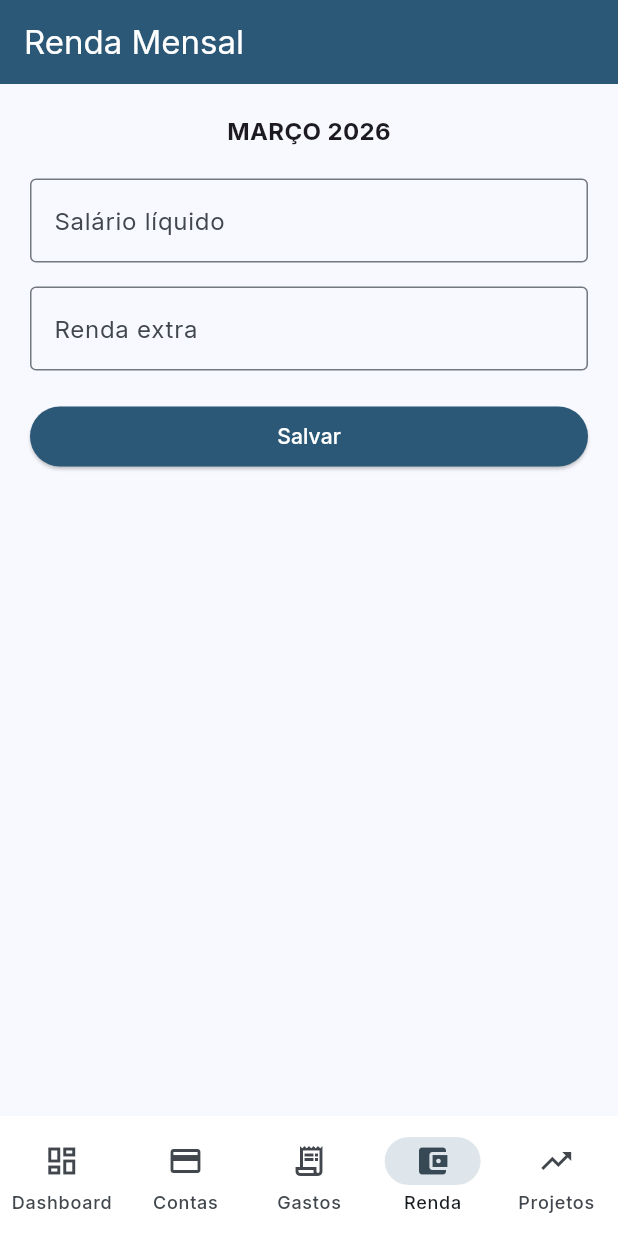
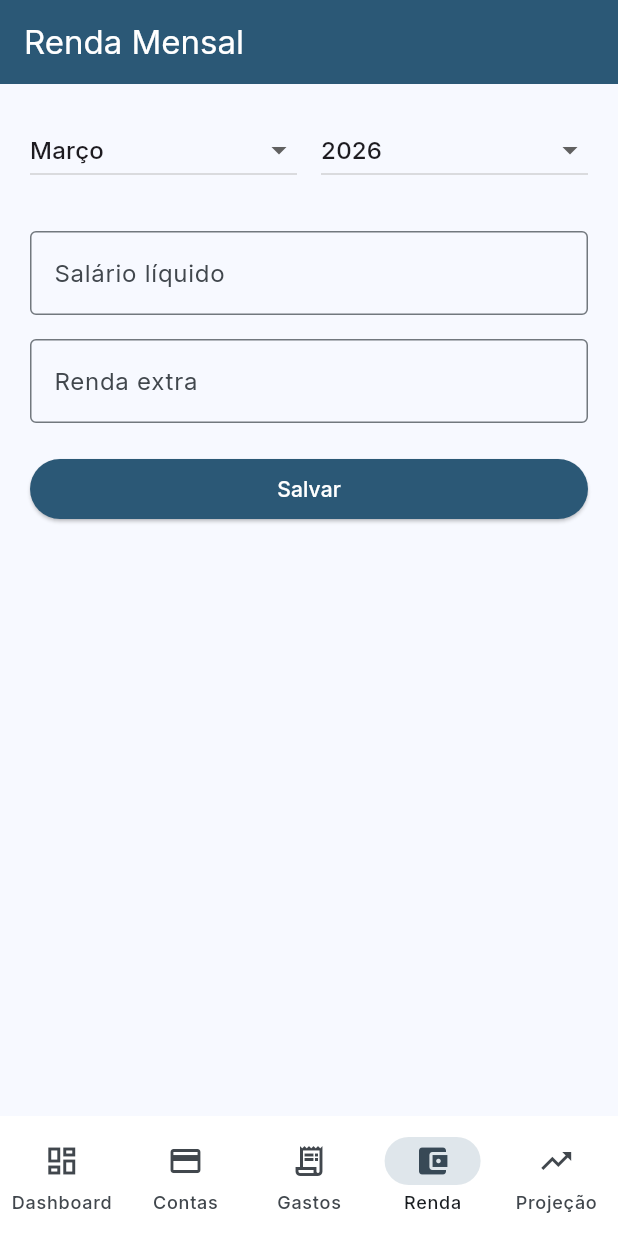
Before and after one commit to AndersonLeoni/finance_app, a Flutter app: the screen it shows after launch, item 4 of the bottom bar chosen, after a tap on "Salvar", on a phone screen of 412 x 824 dp. Run offline on Flutter 3.47's test engine with Material 3 defaults, Android fonts, the phone set to English and light mode, and no system bars; our stand-ins replace google_fonts, shared_preferences.

Commit message:
feat: add projection feature with projection screen and service, update dashboard and income screens

```diff
--- a/lib/main.dart
+++ b/lib/main.dart
@@ -6,7 +6,7 @@ import 'screens/dashboard/dashboard_screen.dart';
 import 'screens/accounts/accounts_screen.dart';
 import 'screens/variable_expenses/variable_expenses_screen.dart';
 import 'screens/income/income_screen.dart';
-import 'screens/investments/investments_screen.dart';
+import 'screens/projection/projection_screen.dart';
 
 void main() async {
   WidgetsFlutterBinding.ensureInitialized();
@@ -27,7 +27,9 @@ class FinanceApp extends StatelessWidget {
         GlobalWidgetsLocalizations.delegate,
         GlobalCupertinoLocalizations.delegate,
       ],
-      supportedLocales: const [Locale('pt', 'BR')],
+      supportedLocales: const [
+        Locale('pt', 'BR'),
+      ],
       locale: const Locale('pt', 'BR'),
       theme: ThemeData(
         colorScheme: ColorScheme.fromSeed(
@@ -58,7 +60,7 @@ class _MainScreenState extends State<MainScreen> {
     AccountsScreen(),
     VariableExpensesScreen(),
     IncomeScreen(),
-    InvestmentsScreen(),
+    ProjectionScreen(),
   ];
 
   final List<NavigationDestination> _destinations = const [
@@ -85,7 +87,7 @@ class _MainScreenState extends State<MainScreen> {
     NavigationDestination(
       icon: Icon(Icons.trending_up_outlined),
       selectedIcon: Icon(Icons.trending_up),
-      label: 'Projetos',
+      label: 'Projeção',
     ),
   ];
 
--- /dev/null
+++ b/lib/models/projection_month.dart
@@ -0,0 +1,15 @@
+class ProjectionMonth {
+  final int month;
+  final int year;
+  final double expenses;
+  final double income;
+  final double balance;
+
+  ProjectionMonth({
+    required this.month,
+    required this.year,
+    required this.expenses,
+    required this.income,
+    required this.balance,
+  });
+}
--- a/lib/screens/dashboard/dashboard_screen.dart
+++ b/lib/screens/dashboard/dashboard_screen.dart
@@ -1,10 +1,11 @@
 import 'package:flutter/material.dart';
 import 'package:intl/intl.dart';
 import '../../models/expense.dart';
-import '../../models/income.dart';
 import '../../services/expense_service.dart';
 import '../../services/income_service.dart';
 import '../../services/variable_expense_service.dart';
+import '../../services/projection_service.dart';
+import '../../models/projection_month.dart';
 
 class DashboardScreen extends StatefulWidget {
   const DashboardScreen({super.key});
@@ -17,13 +18,19 @@ class _DashboardScreenState extends State<DashboardScreen> {
   final ExpenseService _expenseService = ExpenseService();
   final IncomeService _incomeService = IncomeService();
   final VariableExpenseService _variableService = VariableExpenseService();
+  final ProjectionService _projectionService = ProjectionService();
 
   final _currency = NumberFormat.currency(locale: 'pt_BR', symbol: 'R\$');
 
   double _totalExpenses = 0;
   double _income = 0;
   double _balance = 0;
+  double _variableTotal = 0;
   int _activeInstallments = 0;
+
+  ProjectionMonth? _nextMonth;
+  ProjectionMonth? _in6Months;
+  ProjectionMonth? _in12Months;
 
   bool _loading = true;
 
@@ -35,37 +42,36 @@ class _DashboardScreenState extends State<DashboardScreen> {
 
   Future<void> _loadData() async {
     final expenses = await _expenseService.loadExpenses();
-
     final now = DateTime.now();
-
-    final incomeData = await _incomeService.getIncomeForMonth(
-      now.month,
-      now.year,
-    );
+    final incomeData = await _incomeService.getIncomeForMonth(now.month, now.year);
 
     double total = 0;
     int installments = 0;
 
     for (Expense e in expenses) {
-      if (e.isActive) {
-        total += e.value;
-      }
-
-      if (e.type == ExpenseType.installment && !e.isCompleted) {
-        installments++;
-      }
+      if (e.isActive) total += e.value;
+      if (e.type == ExpenseType.installment && !e.isCompleted) installments++;
     }
 
-    final variableTotal = await _variableService.getTotalCurrentMonth();
-    total += variableTotal;
+    final varTotal = await _variableService.getTotalCurrentMonth();
+    total += varTotal;
 
-    double salary = incomeData?.total ?? 0;
+    final income = incomeData?.total ?? 0;
+
+    final projection = _projectionService.simulate(
+      expenses: expenses,
+      income: income,
+    );
 
     setState(() {
       _totalExpenses = total;
-      _income = salary;
-      _balance = salary - total;
+      _income = income;
+      _balance = income - total;
+      _variableTotal = varTotal;
       _activeInstallments = installments;
+      _nextMonth = projection.length > 1 ? projection[1] : null;
+      _in6Months = projection.length > 6 ? projection[6] : null;
+      _in12Months = projection.length > 12 ? projection[12] : null;
       _loading = false;
     });
   }
@@ -75,7 +81,7 @@ class _DashboardScreenState extends State<DashboardScreen> {
       elevation: 2,
       shape: RoundedRectangleBorder(borderRadius: BorderRadius.circular(12)),
       child: Padding(
-        padding: const EdgeInsets.all(18),
+        padding: const EdgeInsets.all(16),
         child: Row(
           children: [
             CircleAvatar(
@@ -107,48 +113,113 @@ class _DashboardScreenState extends State<DashboardScreen> {
     );
   }
 
+  Widget _projectionCard(String label, ProjectionMonth? month) {
+    if (month == null) return const SizedBox.shrink();
+
+    final isPositive = month.balance >= 0;
+
+    return Card(
+      elevation: 1,
+      shape: RoundedRectangleBorder(borderRadius: BorderRadius.circular(12)),
+      child: Padding(
+        padding: const EdgeInsets.symmetric(horizontal: 16, vertical: 12),
+        child: Row(
+          mainAxisAlignment: MainAxisAlignment.spaceBetween,
+          children: [
+            Text(label, style: const TextStyle(color: Colors.grey, fontSize: 13)),
+            Text(
+              _currency.format(month.balance),
+              style: TextStyle(
+                fontWeight: FontWeight.bold,
+                fontSize: 16,
+                color: isPositive ? Colors.green : Colors.red,
+              ),
+            ),
+          ],
+        ),
+      ),
+    );
+  }
+
   @override
   Widget build(BuildContext context) {
     if (_loading) {
-      return const Center(child: CircularProgressIndicator());
+      return const Scaffold(
+        body: Center(child: CircularProgressIndicator()),
+      );
     }
 
     return Scaffold(
       appBar: AppBar(
-        title: const Text("Dashboard Financeiro"),
+        title: const Text('Dashboard Financeiro'),
         backgroundColor: const Color(0xFF2B5876),
         foregroundColor: Colors.white,
       ),
-      body: Padding(
-        padding: const EdgeInsets.all(16),
-        child: Column(
+      body: RefreshIndicator(
+        onRefresh: _loadData,
+        child: ListView(
+          padding: const EdgeInsets.all(16),
           children: [
-            _card(
-              "Renda do mês",
-              _currency.format(_income),
-              Icons.account_balance_wallet,
-              Colors.green,
+
+            const Text(
+              'MÊS ATUAL',
+              style: TextStyle(
+                fontSize: 12,
+                fontWeight: FontWeight.bold,
+                color: Colors.grey,
+                letterSpacing: 1.2,
+              ),
             ),
-            const SizedBox(height: 12),
-            _card(
-              "Contas mensais",
-              _currency.format(_totalExpenses),
-              Icons.credit_card,
-              Colors.red,
+
+            const SizedBox(height: 8),
+
+            _card('Renda do mês', _currency.format(_income),
+                Icons.account_balance_wallet, Colors.green),
+            const SizedBox(height: 8),
+
+            _card('Contas fixas + parcelas',
+                _currency.format(_totalExpenses - _variableTotal),
+                Icons.credit_card, Colors.red),
+            const SizedBox(height: 8),
+
+            _card('Gastos variáveis', _currency.format(_variableTotal),
+                Icons.receipt_long, Colors.orange),
+            const SizedBox(height: 8),
+
+            _card('Saldo livre', _currency.format(_balance),
+                Icons.trending_up,
+                _balance >= 0 ? Colors.blue : Colors.red),
+            const SizedBox(height: 8),
+
+            _card('Parcelas ativas', _activeInstallments.toString(),
+                Icons.payments, Colors.purple),
+
+            const SizedBox(height: 24),
+
+            const Text(
+              'TENDÊNCIA FUTURA',
+              style: TextStyle(
+                fontSize: 12,
+                fontWeight: FontWeight.bold,
+                color: Colors.grey,
+                letterSpacing: 1.2,
+              ),
             ),
-            const SizedBox(height: 12),
-            _card(
-              "Saldo livre",
-              _currency.format(_balance),
-              Icons.trending_up,
-              Colors.blue,
-            ),
-            const SizedBox(height: 12),
-            _card(
-              "Parcelas ativas",
-              _activeInstallments.toString(),
-              Icons.payments,
-              Colors.orange,
+
+            const SizedBox(height: 8),
+
+            _projectionCard('Próximo mês', _nextMonth),
+            const SizedBox(height: 8),
+            _projectionCard('Em 6 meses', _in6Months),
+            const SizedBox(height: 8),
+            _projectionCard('Em 12 meses', _in12Months),
+
+            const SizedBox(height: 16),
+
+            const Text(
+              '* Puxe para baixo para atualizar',
+              textAlign: TextAlign.center,
+              style: TextStyle(color: Colors.grey, fontSize: 11),
             ),
           ],
         ),
--- a/lib/screens/income/income_screen.dart
+++ b/lib/screens/income/income_screen.dart
@@ -1,6 +1,5 @@
 import 'package:flutter/material.dart';
 import 'package:intl/intl.dart';
-import 'package:uuid/uuid.dart';
 import '../../models/income.dart';
 import '../../services/income_service.dart';
 
@@ -19,6 +18,9 @@ class _IncomeScreenState extends State<IncomeScreen> {
 
   final _currency = NumberFormat.currency(locale: 'pt_BR', symbol: 'R\$');
 
+  int _selectedMonth = DateTime.now().month;
+  int _selectedYear = DateTime.now().year;
+
   Income? _income;
 
   @override
@@ -28,9 +30,10 @@ class _IncomeScreenState extends State<IncomeScreen> {
   }
 
   Future<void> _load() async {
-    final now = DateTime.now();
-
-    final data = await _service.getIncomeForMonth(now.month, now.year);
+    final data = await _service.getIncomeForMonth(
+      _selectedMonth,
+      _selectedYear,
+    );
 
     if (data != null) {
       _salaryController.text = data.salary.toString();
@@ -43,8 +46,6 @@ class _IncomeScreenState extends State<IncomeScreen> {
   }
 
   Future<void> _save() async {
-    final now = DateTime.now();
-
     final salary = double.tryParse(_salaryController.text.replaceAll(",", "."));
     final extra =
         double.tryParse(_extraController.text.replaceAll(",", ".")) ?? 0;
@@ -52,9 +53,9 @@ class _IncomeScreenState extends State<IncomeScreen> {
     if (salary == null) return;
 
     final income = Income(
-      id: const Uuid().v4(),
-      month: now.month,
-      year: now.year,
+      id: "income_${_selectedMonth}_${_selectedYear}",
+      month: _selectedMonth,
+      year: _selectedYear,
       salary: salary,
       extra: extra,
     );
@@ -64,17 +65,33 @@ class _IncomeScreenState extends State<IncomeScreen> {
     await _load();
 
     if (mounted) {
-      ScaffoldMessenger.of(
-        context,
-      ).showSnackBar(const SnackBar(content: Text("Renda salva com sucesso")));
+      ScaffoldMessenger.of(context).showSnackBar(
+        SnackBar(
+          content: Text("Renda de ${_selectedMonth}/${_selectedYear} salva"),
+          backgroundColor: Colors.green,
+        ),
+      );
     }
   }
 
   @override
   Widget build(BuildContext context) {
+    final monthNames = [
+      "Janeiro",
+      "Fevereiro",
+      "Março",
+      "Abril",
+      "Maio",
+      "Junho",
+      "Julho",
+      "Agosto",
+      "Setembro",
+      "Outubro",
+      "Novembro",
+      "Dezembro",
+    ];
+
     final now = DateTime.now();
-
-    final month = DateFormat("MMMM yyyy", "pt_BR").format(now);
 
     return Scaffold(
       appBar: AppBar(
@@ -86,13 +103,50 @@ class _IncomeScreenState extends State<IncomeScreen> {
         padding: const EdgeInsets.all(20),
         child: Column(
           children: [
-            Text(
-              month.toUpperCase(),
-              style: const TextStyle(fontSize: 16, fontWeight: FontWeight.bold),
+            Row(
+              children: [
+                Expanded(
+                  child: DropdownButton<int>(
+                    value: _selectedMonth,
+                    isExpanded: true,
+                    items: List.generate(
+                      12,
+                      (i) => DropdownMenuItem(
+                        value: i + 1,
+                        child: Text(monthNames[i]),
+                      ),
+                    ),
+                    onChanged: (v) {
+                      setState(() {
+                        _selectedMonth = v!;
+                      });
+                      _load();
+                    },
+                  ),
+                ),
+                const SizedBox(width: 16),
+                Expanded(
+                  child: DropdownButton<int>(
+                    value: _selectedYear,
+                    isExpanded: true,
+                    items: List.generate(
+                      5,
+                      (i) => DropdownMenuItem(
+                        value: now.year + i,
+                        child: Text("${now.year + i}"),
+                      ),
+                    ),
+                    onChanged: (v) {
+                      setState(() {
+                        _selectedYear = v!;
+                      });
+                      _load();
+                    },
+                  ),
+                ),
+              ],
             ),
-
-            const SizedBox(height: 20),
-
+            const SizedBox(height: 30),
             TextField(
               controller: _salaryController,
               keyboardType: TextInputType.number,
@@ -101,9 +155,7 @@ class _IncomeScreenState extends State<IncomeScreen> {
                 border: OutlineInputBorder(),
               ),
             ),
-
             const SizedBox(height: 16),
-
             TextField(
               controller: _extraController,
               keyboardType: TextInputType.number,
@@ -112,9 +164,7 @@ class _IncomeScreenState extends State<IncomeScreen> {
                 border: OutlineInputBorder(),
               ),
             ),
-
             const SizedBox(height: 20),
-
             SizedBox(
               width: double.infinity,
               child: ElevatedButton(
@@ -126,9 +176,7 @@ class _IncomeScreenState extends State<IncomeScreen> {
                 child: const Text("Salvar"),
               ),
             ),
-
             const SizedBox(height: 30),
-
             if (_income != null)
               Card(
                 child: ListTile(
--- /dev/null
+++ b/lib/screens/projection/projection_screen.dart
@@ -0,0 +1,98 @@
+import 'package:flutter/material.dart';
+import 'package:intl/intl.dart';
+import '../../models/projection_month.dart';
+import '../../services/expense_service.dart';
+import '../../services/income_service.dart';
+import '../../services/projection_service.dart';
+
+class ProjectionScreen extends StatefulWidget {
+  const ProjectionScreen({super.key});
+
+  @override
+  State<ProjectionScreen> createState() => _ProjectionScreenState();
+}
+
+class _ProjectionScreenState extends State<ProjectionScreen> {
+  final ExpenseService _expenseService = ExpenseService();
+  final IncomeService _incomeService = IncomeService();
+  final ProjectionService _projectionService = ProjectionService();
+
+  final _currency = NumberFormat.currency(locale: 'pt_BR', symbol: 'R\$');
+
+  List<ProjectionMonth> _months = [];
+
+  bool _loading = true;
+
+  @override
+  void initState() {
+    super.initState();
+    _load();
+  }
+
+  Future<void> _load() async {
+    final expenses = await _expenseService.loadExpenses();
+
+    final now = DateTime.now();
+
+    final incomeData = await _incomeService.getIncomeForMonth(
+      now.month,
+      now.year,
+    );
+
+    final income = incomeData?.total ?? 0;
+
+    final result = _projectionService.simulate(
+      expenses: expenses,
+      income: income,
+    );
+
+    setState(() {
+      _months = result;
+      _loading = false;
+    });
+  }
+
+  @override
+  Widget build(BuildContext context) {
+    if (_loading) {
+      return const Center(child: CircularProgressIndicator());
+    }
+
+    return Scaffold(
+      appBar: AppBar(
+        title: const Text("Projeção Financeira"),
+        backgroundColor: const Color(0xFF2B5876),
+        foregroundColor: Colors.white,
+      ),
+      body: ListView.builder(
+        itemCount: _months.length,
+        itemBuilder: (context, index) {
+          final m = _months[index];
+
+          final date = DateTime(m.year, m.month);
+
+          return Card(
+            margin: const EdgeInsets.symmetric(horizontal: 16, vertical: 6),
+            child: ListTile(
+              title: Text(DateFormat("MMMM yyyy", "pt_BR").format(date)),
+              subtitle: Column(
+                crossAxisAlignment: CrossAxisAlignment.start,
+                children: [
+                  Text("Renda: ${_currency.format(m.income)}"),
+                  Text("Contas: ${_currency.format(m.expenses)}"),
+                ],
+              ),
+              trailing: Text(
+                _currency.format(m.balance),
+                style: TextStyle(
+                  fontWeight: FontWeight.bold,
+                  color: m.balance >= 0 ? Colors.green : Colors.red,
+                ),
+              ),
+            ),
+          );
+        },
+      ),
+    );
+  }
+}
--- /dev/null
+++ b/lib/services/projection_service.dart
@@ -0,0 +1,62 @@
+import '../models/expense.dart';
+import '../models/projection_month.dart';
+
+class ProjectionService {
+  List<ProjectionMonth> simulate({
+    required List<Expense> expenses,
+    required double income,
+  }) {
+    final now = DateTime.now();
+
+    int maxMonths = 0;
+
+    for (var e in expenses) {
+      if (e.type == ExpenseType.installment) {
+        final remaining =
+            (e.totalInstallments ?? 0) - (e.currentInstallment ?? 0);
+        if (remaining > maxMonths) {
+          maxMonths = remaining;
+        }
+      }
+    }
+
+    if (maxMonths < 12) {
+      maxMonths = 12;
+    }
+
+    final List<ProjectionMonth> result = [];
+
+    for (int i = 0; i <= maxMonths; i++) {
+      final date = DateTime(now.year, now.month + i);
+
+      double totalExpenses = 0;
+
+      for (var e in expenses) {
+        if (e.type == ExpenseType.fixed) {
+          totalExpenses += e.value;
+        } else {
+          final remaining =
+              (e.totalInstallments ?? 0) - (e.currentInstallment ?? 0);
+
+          if (i <= remaining) {
+            totalExpenses += e.value;
+          }
+        }
+      }
+
+      final balance = income - totalExpenses;
+
+      result.add(
+        ProjectionMonth(
+          month: date.month,
+          year: date.year,
+          expenses: totalExpenses,
+          income: income,
+          balance: balance,
+        ),
+      );
+    }
+
+    return result;
+  }
+}
```
